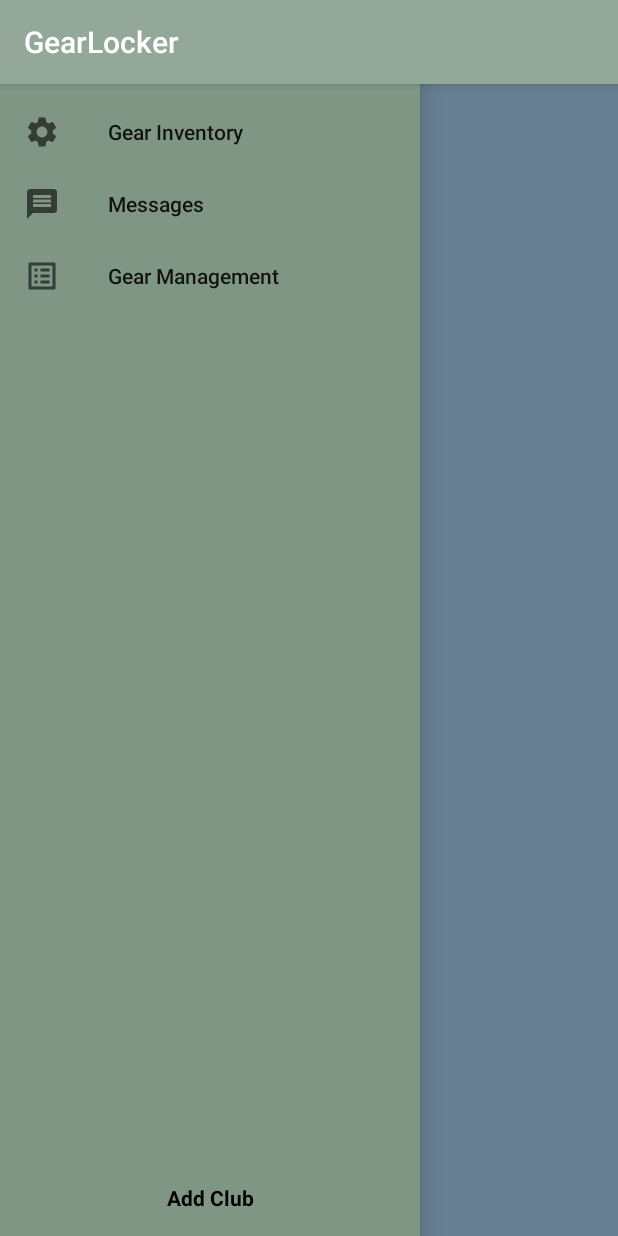
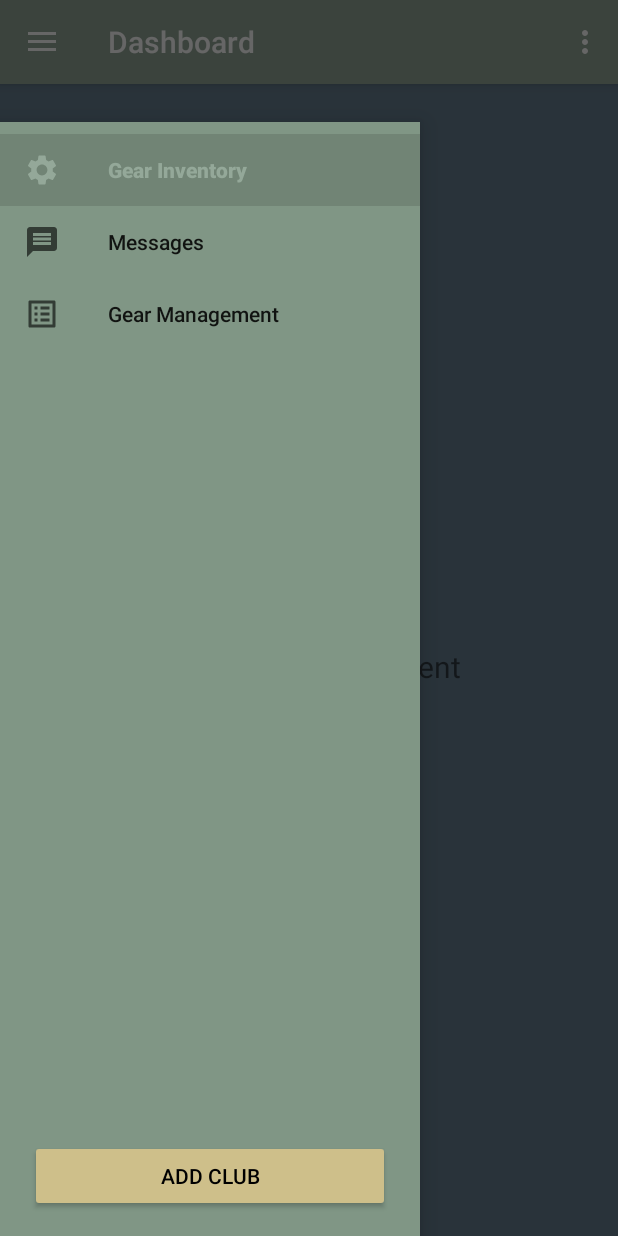
Before and after one commit to sorensej/GearLocker, an Android app: the screen it shows after launch (MainActivity), with the side drawer open, on a phone screen of 412 x 824 dp. Run offline under Robolectric (Android 15) with nearby library versions, the phone set to English and light mode, and no system bars; our stand-ins replace navigation-ui.

Commit message:
Got the app bar working mostly. Also worked on MainActivity.

```diff
--- a/app/src/main/AndroidManifest.xml
+++ b/app/src/main/AndroidManifest.xml
@@ -9,7 +9,9 @@
         android:roundIcon="@mipmap/ic_launcher_round"
         android:supportsRtl="true"
         android:theme="@style/AppTheme">
-        <activity android:name=".MainActivity">
+        <activity android:name=".MainActivity"
+            android:label="@string/app_name"
+            android:theme="@style/AppTheme.NoActionBar">
             <intent-filter>
                 <action android:name="android.intent.action.MAIN" />
 
--- a/app/src/main/java/edu/rosehulman/gearlocker/MainActivity.kt
+++ b/app/src/main/java/edu/rosehulman/gearlocker/MainActivity.kt
@@ -1,11 +1,43 @@
 package edu.rosehulman.gearlocker
 
+import android.os.Bundle
+import android.view.Menu
+import com.google.android.material.navigation.NavigationView
+import androidx.navigation.findNavController
+import androidx.navigation.ui.AppBarConfiguration
+import androidx.navigation.ui.navigateUp
+import androidx.navigation.ui.setupActionBarWithNavController
+import androidx.navigation.ui.setupWithNavController
+import androidx.drawerlayout.widget.DrawerLayout
 import androidx.appcompat.app.AppCompatActivity
-import android.os.Bundle
+import androidx.appcompat.widget.Toolbar
+
 
 class MainActivity : AppCompatActivity() {
+
+    private lateinit var appBarConfiguration: AppBarConfiguration
+
     override fun onCreate(savedInstanceState: Bundle?) {
         super.onCreate(savedInstanceState)
         setContentView(R.layout.dashboard_main)
+        val toolbar: Toolbar = findViewById(R.id.toolbar)
+        setSupportActionBar(toolbar)
+        val drawerLayout: DrawerLayout = findViewById(R.id.drawer_layout)
+        val navView: NavigationView = findViewById(R.id.nav_view)
+        val navController = findNavController(R.id.nav_host_fragment)
+        appBarConfiguration = AppBarConfiguration(setOf(
+            R.id.nav_home), drawerLayout)
+        setupActionBarWithNavController(navController, appBarConfiguration)
+        navView.setupWithNavController(navController)
+    }
+
+    override fun onCreateOptionsMenu(menu: Menu): Boolean {
+        menuInflater.inflate(R.menu.main, menu)
+        return true
+    }
+
+    override fun onSupportNavigateUp(): Boolean {
+        val navController = findNavController(R.id.nav_host_fragment)
+        return navController.navigateUp(appBarConfiguration) || super.onSupportNavigateUp()
     }
 }
--- a/app/src/main/res/layout/app_bar_main.xml
+++ b/app/src/main/res/layout/app_bar_main.xml
@@ -22,4 +22,5 @@
 
     <include layout="@layout/content_main" />
 
+
 </androidx.coordinatorlayout.widget.CoordinatorLayout>
--- a/app/src/main/res/layout/dashboard_main.xml
+++ b/app/src/main/res/layout/dashboard_main.xml
@@ -9,11 +9,17 @@
     android:background="#677F91"
     tools:openDrawer="start">
 
+    <include
+        layout="@layout/app_bar_main"
+        android:layout_width="match_parent"
+        android:layout_height="match_parent" />
+
     <com.google.android.material.navigation.NavigationView
         android:id="@+id/nav_view"
         android:layout_width="wrap_content"
         android:layout_height="match_parent"
         android:layout_gravity="start"
+        android:layout_marginTop="81dp"
         android:background="@color/colorPrimaryDark"
         android:fitsSystemWindows="true"
         app:menu="@menu/activity_main_drawer">
@@ -23,15 +29,16 @@
             android:layout_height="wrap_content"
             android:layout_gravity="bottom"
             android:orientation="vertical"
-            android:padding="16dp">
+            android:paddingBottom="16dp">
 
-            <TextView
+            <Button
                 android:id="@+id/add_club"
                 android:layout_width="match_parent"
                 android:layout_height="wrap_content"
                 android:gravity="center"
                 android:textColor="@android:color/black"
-                android:textStyle="bold"
+                android:backgroundTint="@color/colorAccent"
+                android:layout_marginHorizontal="20dp"
                 android:text="@string/add_club" />
         </LinearLayout>
 
--- a/app/src/main/res/layout/fragment_dashboard.xml
+++ b/app/src/main/res/layout/fragment_dashboard.xml
@@ -5,7 +5,7 @@
     android:layout_width="match_parent"
     android:layout_height="match_parent"
     android:background="#677F91"
-    tools:context="dashboard.DashboardFragment">
+    tools:context=".dashboard.DashboardFragment">
 
     <TextView
         android:id="@+id/text_home"
--- a/app/src/main/res/menu/main.xml
+++ b/app/src/main/res/menu/main.xml
@@ -4,6 +4,6 @@
     <item
         android:id="@+id/action_settings"
         android:orderInCategory="100"
-        android:title="Action Settings"
+        android:title="@string/action_settings"
         app:showAsAction="never" />
 </menu>
--- a/app/src/main/res/values/strings.xml
+++ b/app/src/main/res/values/strings.xml
@@ -8,4 +8,5 @@
     <string name="gear_management">Gear Management</string>
     <string name="gear_inventory">Gear Inventory</string>
     <string name="add_club">Add Club</string>
+    <string name="action_settings">Action Settings</string>
 </resources>
```
Also changed, not shown: app/build.gradle (+14 -2 lines).
